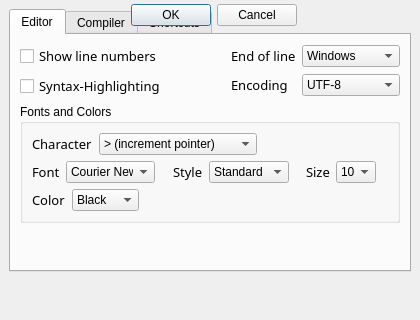
Before: the Qt Designer form trunk/src/settings.ui in BackupTheBerlios/bf-dev-svn, drawn with Qt 5.
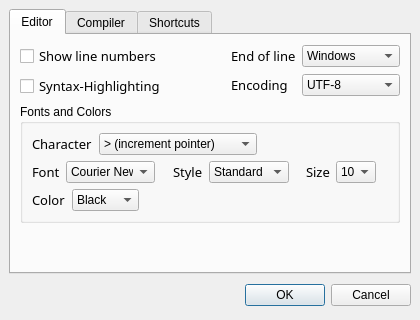
After: the same form once the commit is applied. Icons and pictures are not drawn.

Patch:
```diff
--- a/trunk/src/settings.ui
+++ b/trunk/src/settings.ui
@@ -30,15 +30,15 @@
   <property name="windowIcon" >
    <iconset/>
   </property>
+  <layout class="QVBoxLayout" >
+   <property name="margin" >
+    <number>9</number>
+   </property>
+   <property name="spacing" >
+    <number>6</number>
+   </property>
+   <item>
   <widget class="QTabWidget" name="navigationTabWidget" >
-   <property name="geometry" >
-    <rect>
-     <x>9</x>
-     <y>9</y>
-     <width>402</width>
-     <height>263</height>
-    </rect>
-   </property>
    <property name="maximumSize" >
     <size>
      <width>16777215</width>
@@ -1182,7 +1182,8 @@
     </widget>
    </widget>
   </widget>
-  <widget class="QWidget" name="" >
+   </item>
+   <item>
    <layout class="QHBoxLayout" >
     <property name="margin" >
      <number>0</number>
@@ -1218,7 +1219,8 @@
      </widget>
     </item>
    </layout>
-  </widget>
+   </item>
+  </layout>
  </widget>
  <pixmapfunction></pixmapfunction>
  <resources/>
```
Lines whose indentation alone changed are shown as unchanged.
